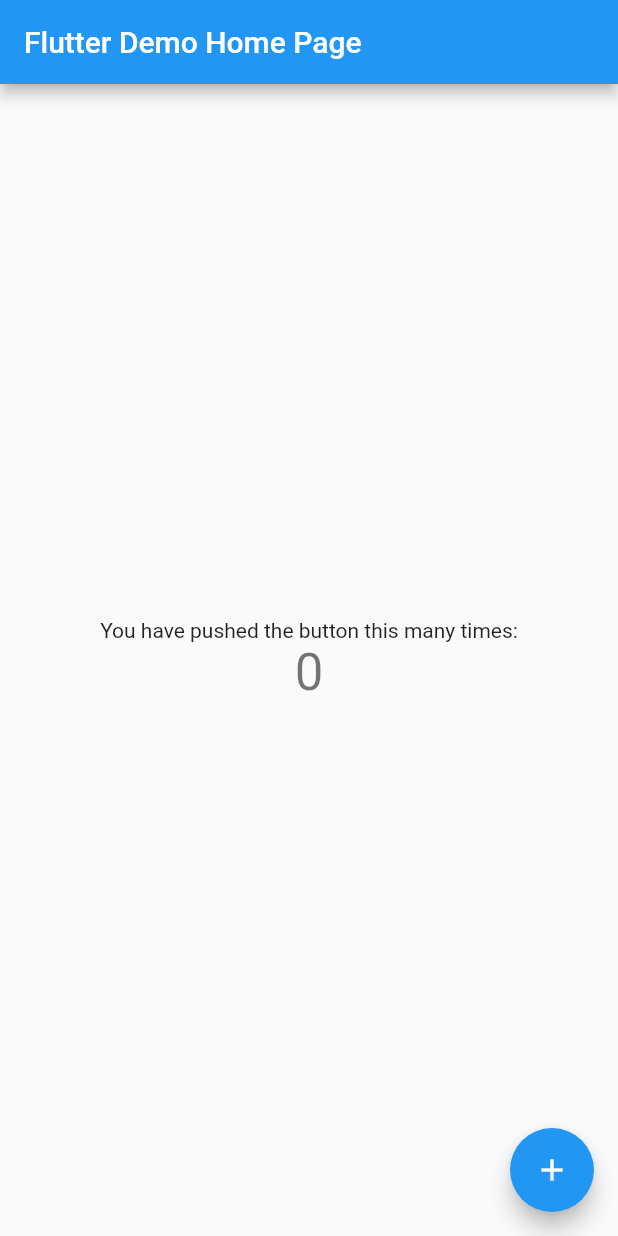
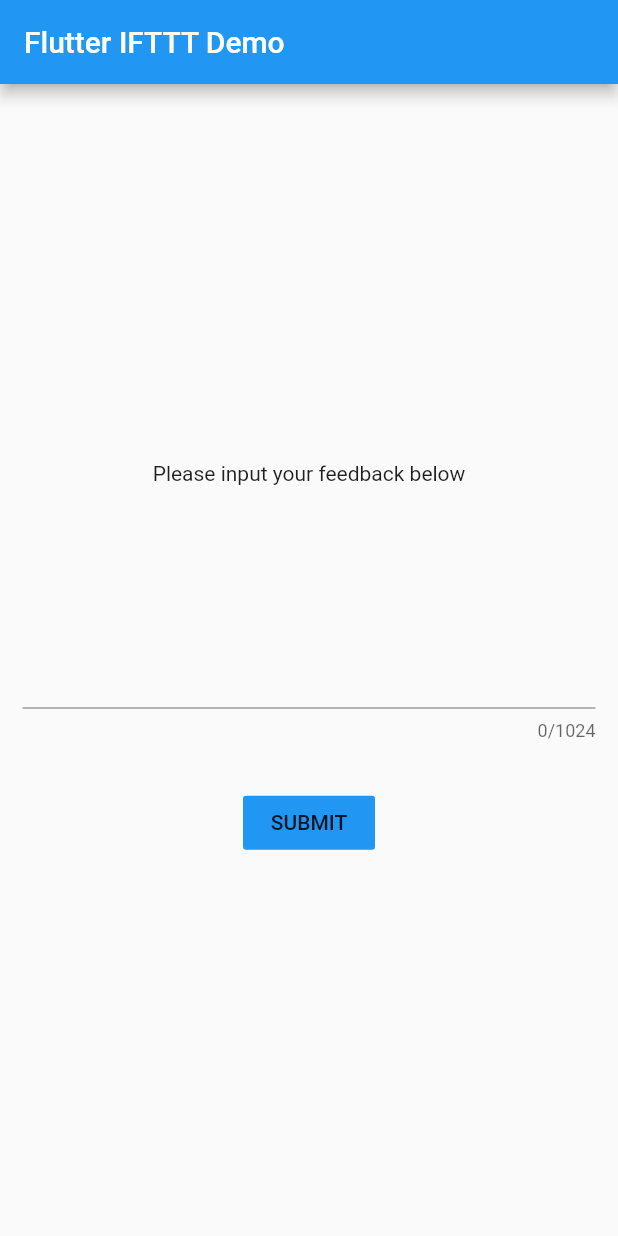
Before and after one commit to DonnC/feedback_app, a Flutter app: the screen it shows after launch, on a phone screen of 412 x 824 dp. Run offline on Flutter 3.47's test engine with Material 2 defaults, Android fonts, the phone set to English and light mode, and no system bars; our stand-ins replace dio.

Commit message:
minor fix

```diff
--- a/lib/main.dart
+++ b/lib/main.dart
@@ -1,14 +1,9 @@
+import 'package:dio/dio.dart';
 import 'package:flutter/material.dart';
 
 void main() {
   runApp(MyApp());
 }
-
-/*
-event: feedback
-
-https://maker.ifttt.com/trigger/feedback/with/key/bYKMXzv3x6uTp34CKs_N2wEjLO5KtGPPEBsIrrxPyMg
-*/
 
 class MyApp extends StatelessWidget {
   // This widget is the root of your application.
@@ -17,38 +12,16 @@ class MyApp extends StatelessWidget {
     return MaterialApp(
       title: 'Flutter Demo',
       theme: ThemeData(
-        // This is the theme of your application.
-        //
-        // Try running your application with "flutter run". You'll see the
-        // application has a blue toolbar. Then, without quitting the app, try
-        // changing the primarySwatch below to Colors.green and then invoke
-        // "hot reload" (press "r" in the console where you ran "flutter run",
-        // or simply save your changes to "hot reload" in a Flutter IDE).
-        // Notice that the counter didn't reset back to zero; the application
-        // is not restarted.
         primarySwatch: Colors.blue,
-        // This makes the visual density adapt to the platform that you run
-        // the app on. For desktop platforms, the controls will be smaller and
-        // closer together (more dense) than on mobile platforms.
         visualDensity: VisualDensity.adaptivePlatformDensity,
       ),
-      home: MyHomePage(title: 'Flutter Demo Home Page'),
+      home: MyHomePage(title: 'Flutter IFTTT Demo'),
     );
   }
 }
 
 class MyHomePage extends StatefulWidget {
   MyHomePage({Key key, this.title}) : super(key: key);
-
-  // This widget is the home page of your application. It is stateful, meaning
-  // that it has a State object (defined below) that contains fields that affect
-  // how it looks.
-
-  // This class is the configuration for the state. It holds the values (in this
-  // case the title) provided by the parent (in this case the App widget) and
-  // used by the build method of the State. Fields in a Widget subclass are
-  // always marked "final".
-
   final String title;
 
   @override
@@ -56,68 +29,87 @@ class MyHomePage extends StatefulWidget {
 }
 
 class _MyHomePageState extends State<MyHomePage> {
+  TextEditingController controller;
   int _counter = 0;
+  bool loading = false;
+
+  @override
+  void initState() {
+    controller = TextEditingController();
+    super.initState();
+  }
 
   void _incrementCounter() {
     setState(() {
-      // This call to setState tells the Flutter framework that something has
-      // changed in this State, which causes it to rerun the build method below
-      // so that the display can reflect the updated values. If we changed
-      // _counter without calling setState(), then the build method would not be
-      // called again, and so nothing would appear to happen.
       _counter++;
+    });
+  }
+
+  Future<void> sendFeedbackToEmail() async {
+    setState(() {
+      loading = true;
+    });
+
+    final _dio = Dio();
+    final _baseUrl = 'https://maker.ifttt.com/trigger/';
+
+    // TODO: Replace with your own webhook key
+    final _webKey = '';
+
+    // grab IFTTT event to trigger
+    // TODO: replace with your own event name
+    final String eventName = '';
+
+    final String url = _baseUrl + eventName + '/with/key/' + _webKey;
+
+    var feedback = controller.text;
+
+    // construct payload with feedback passed as value1
+    var payload = {
+      'value1': feedback,
+    };
+
+    var result = await _dio.post(url, data: payload);
+
+    print(result);
+
+    setState(() {
+      loading = false;
     });
   }
 
   @override
   Widget build(BuildContext context) {
-    // This method is rerun every time setState is called, for instance as done
-    // by the _incrementCounter method above.
-    //
-    // The Flutter framework has been optimized to make rerunning build methods
-    // fast, so that you can just rebuild anything that needs updating rather
-    // than having to individually change instances of widgets.
     return Scaffold(
       appBar: AppBar(
-        // Here we take the value from the MyHomePage object that was created by
-        // the App.build method, and use it to set our appbar title.
         title: Text(widget.title),
       ),
-      body: Center(
-        // Center is a layout widget. It takes a single child and positions it
-        // in the middle of the parent.
+      body: Padding(
+        padding: const EdgeInsets.all(15),
         child: Column(
-          // Column is also a layout widget. It takes a list of children and
-          // arranges them vertically. By default, it sizes itself to fit its
-          // children horizontally, and tries to be as tall as its parent.
-          //
-          // Invoke "debug painting" (press "p" in the console, choose the
-          // "Toggle Debug Paint" action from the Flutter Inspector in Android
-          // Studio, or the "Toggle Debug Paint" command in Visual Studio Code)
-          // to see the wireframe for each widget.
-          //
-          // Column has various properties to control how it sizes itself and
-          // how it positions its children. Here we use mainAxisAlignment to
-          // center the children vertically; the main axis here is the vertical
-          // axis because Columns are vertical (the cross axis would be
-          // horizontal).
           mainAxisAlignment: MainAxisAlignment.center,
           children: <Widget>[
             Text(
-              'You have pushed the button this many times:',
+              'Please input your feedback below',
             ),
-            Text(
-              '$_counter',
-              style: Theme.of(context).textTheme.headline4,
+            SizedBox(height: 30),
+            TextField(
+              controller: controller,
+              maxLines: 5,
+              maxLength: 1024,
+              maxLengthEnforced: true,
             ),
+            SizedBox(height: 30),
+            loading
+                ? Center(child: CircularProgressIndicator())
+                : FlatButton(
+                    color: Colors.blue,
+                    onPressed: () async => await sendFeedbackToEmail(),
+                    child: Text('SUBMIT'),
+                  ),
           ],
         ),
       ),
-      floatingActionButton: FloatingActionButton(
-        onPressed: _incrementCounter,
-        tooltip: 'Increment',
-        child: Icon(Icons.add),
-      ), // This trailing comma makes auto-formatting nicer for build methods.
     );
   }
 }
```
Also changed, not shown: 1 other file.
